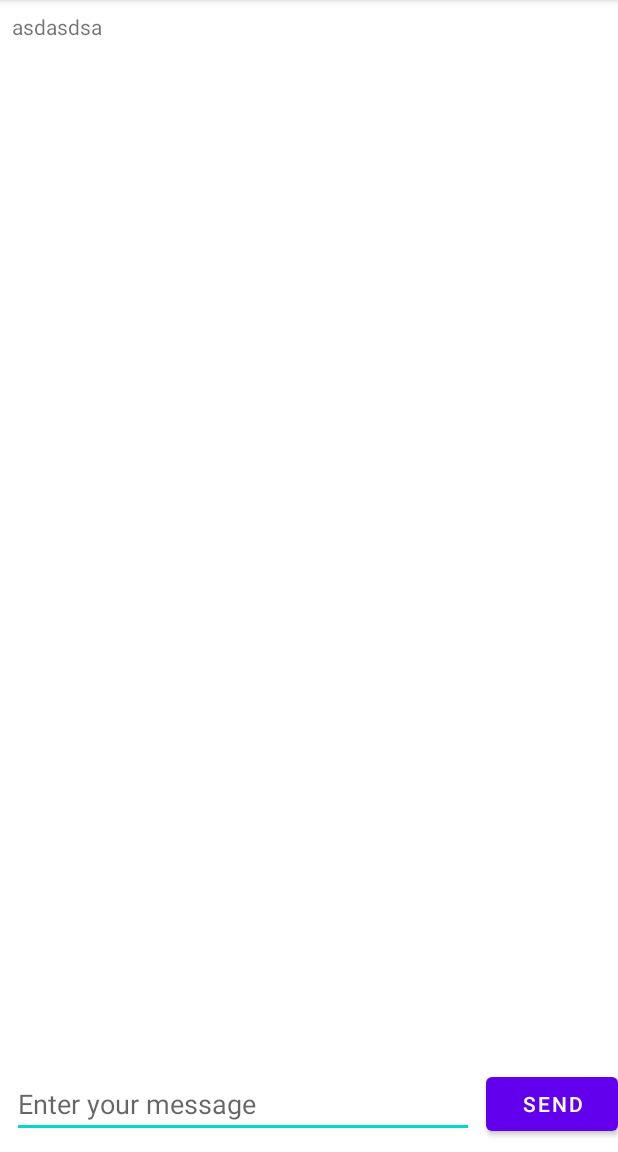
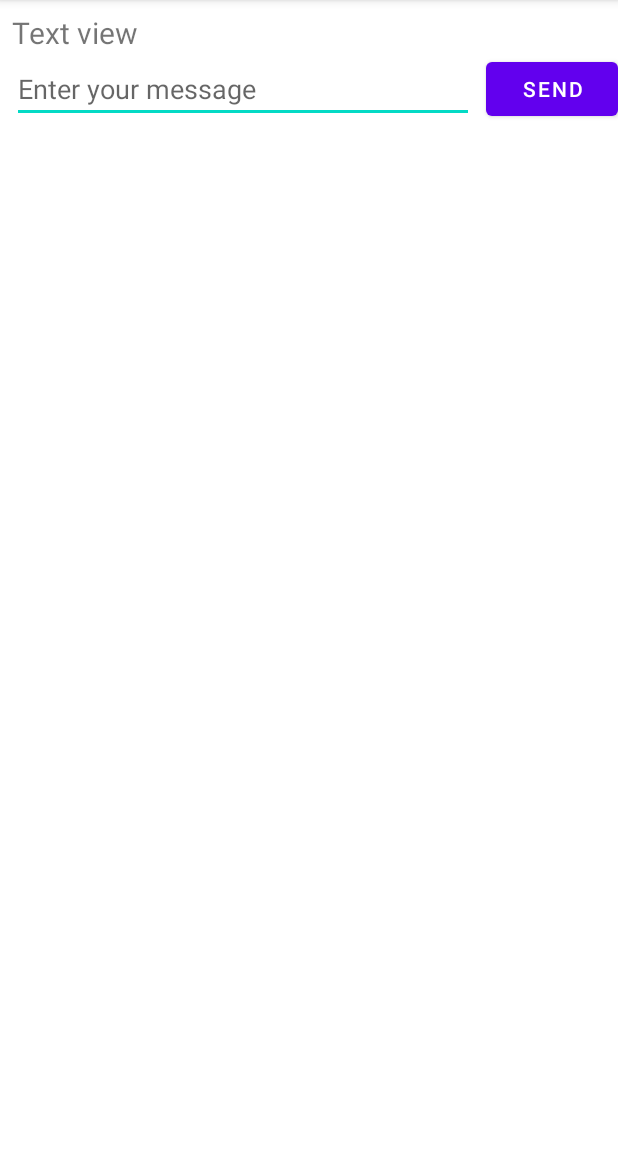
Before and after one commit to Roshd-Center/socket_chat_example, an Android app: the screen it shows after launch (MainActivity), on a phone screen of 412 x 824 dp, the part 84-1236 px from its top. Run offline under Robolectric (Android 15) with nearby library versions, the phone set to English and light mode, and no system bars.

Commit message:
Refactor activity_main.xml

```diff
--- a/app/src/main/res/layout/activity_main.xml
+++ b/app/src/main/res/layout/activity_main.xml
@@ -6,14 +6,25 @@
     android:layout_height="match_parent"
     tools:context=".MainActivity">
 
+    <androidx.core.widget.NestedScrollView
+        android:layout_width="match_parent"
+        android:layout_height="0dp"
+        app:layout_constraintBottom_toBottomOf="parent"
+        app:layout_constraintEnd_toEndOf="parent"
+        app:layout_constraintStart_toStartOf="parent"
+        app:layout_constraintTop_toTopOf="parent">
+
+        <androidx.constraintlayout.widget.ConstraintLayout
+            android:layout_width="match_parent"
+            android:layout_height="match_parent">
+
             <TextView
                 android:id="@+id/receivedTextView"
                 android:layout_width="0dp"
-        android:layout_height="0dp"
+                android:layout_height="match_parent"
                 android:layout_margin="8dp"
-
-        android:text="asdasdsa"
-        app:layout_constraintBottom_toTopOf="@+id/sendEditText"
+                android:text="Text view"
+                android:textSize="20sp"
                 app:layout_constraintLeft_toLeftOf="parent"
                 app:layout_constraintRight_toRightOf="parent"
                 app:layout_constraintTop_toTopOf="parent" />
@@ -26,8 +37,8 @@
                 android:layout_marginStart="8dp"
                 android:layout_marginEnd="8dp"
                 android:ems="10"
+                android:hint="Enter your message"
                 android:inputType="textPersonName"
-        android:hint="Enter your message"
                 app:layout_constraintBottom_toBottomOf="@+id/sendBtn"
                 app:layout_constraintEnd_toStartOf="@+id/sendBtn"
                 app:layout_constraintStart_toStartOf="parent"
@@ -37,11 +48,16 @@
                 android:id="@+id/sendBtn"
                 android:layout_width="wrap_content"
                 android:layout_height="wrap_content"
-        android:layout_marginBottom="8dp"
-        android:onClick="onClick"
                 android:text="Send"
                 app:layout_constraintBottom_toBottomOf="parent"
-        app:layout_constraintEnd_toEndOf="parent" />
+                app:layout_constraintEnd_toEndOf="parent"
+
+                app:layout_constraintTop_toBottomOf="@+id/receivedTextView"
+
+                app:layout_wrapBehaviorInParent="horizontal_only" />
+        </androidx.constraintlayout.widget.ConstraintLayout>
+
+    </androidx.core.widget.NestedScrollView>
 
 
 </androidx.constraintlayout.widget.ConstraintLayout>
```
Lines whose indentation alone changed are shown as unchanged.
